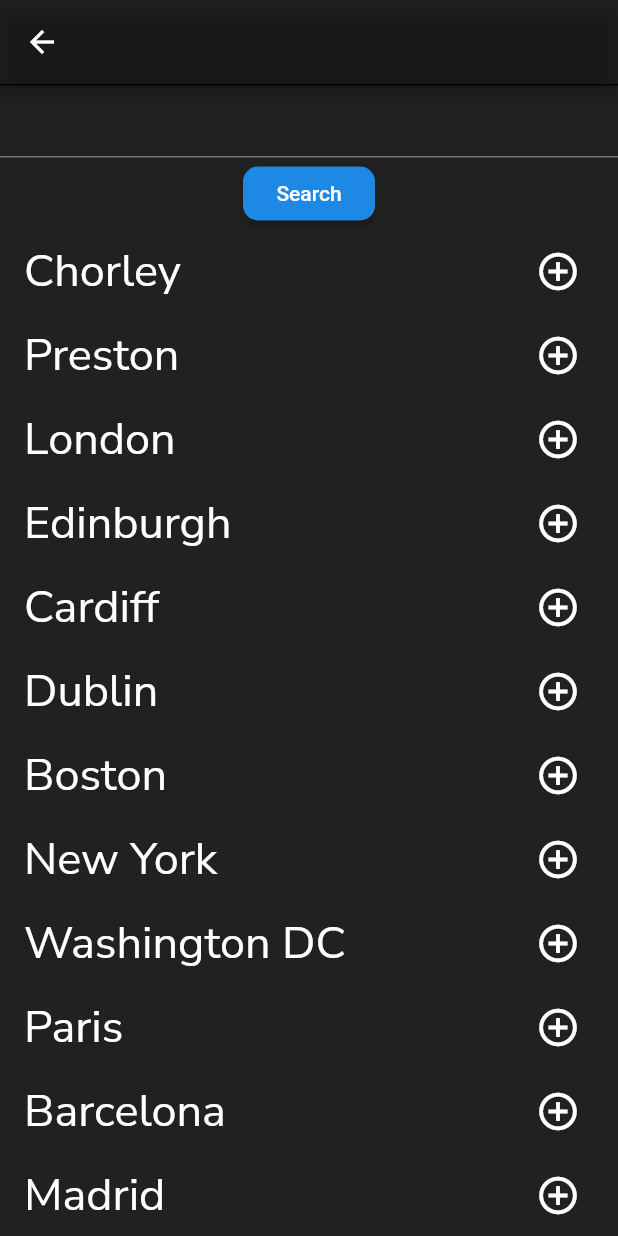
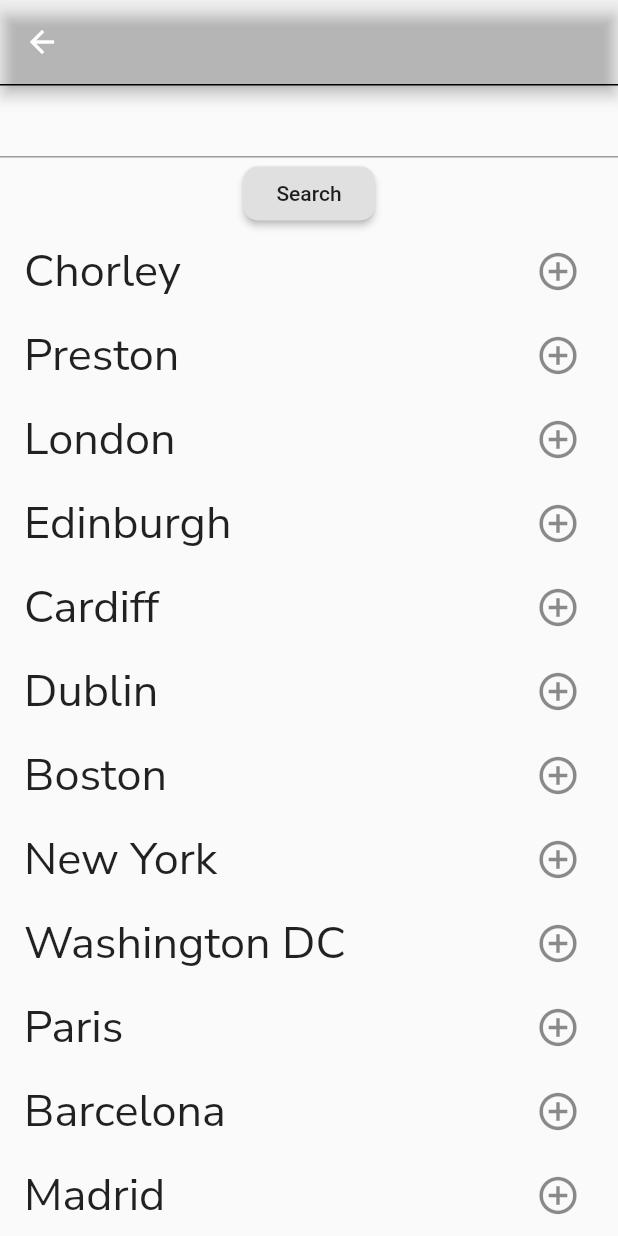
Before and after one commit to LCragg/WeatherApp_Assignment_CO2509, a Flutter app: the screen it shows after launch, after a tap on the "add location alt" icon, on a phone screen of 412 x 824 dp. Run offline on Flutter 3.47's test engine with Material 2 defaults, Android fonts, the light colour scheme and no system bars; our stand-ins replace google_fonts, shared_preferences; network calls fail; statements that could not run were skipped.

Commit message:
Addition of packages and theme mode

```diff
--- a/lib/main.dart
+++ b/lib/main.dart
@@ -1,24 +1,34 @@
 import 'package:flutter/material.dart';
 import 'package:provider/provider.dart';
 import 'package:flutterweatherui/theme_provider.dart';
+import 'package:shared_preferences/shared_preferences.dart';
 import 'Screens/Weather_app.dart';
-import 'package:get/get.dart';
 
-void main() => runApp(MyApp());
+Future<void> main() async {
+  SharedPreferences.getInstance().then((prefs) {
+    var isDarkMode = prefs.getBool("darktheme") ?? false;
+    return runApp(ChangeNotifierProvider<ThemeProvider>(
+      child: MyApp(),
+      create: (BuildContext context) =>
+          ThemeProvider(isDarkMode: true), //theme sets as dark mode.
+    ));
+  });
+}
 
 class MyApp extends StatelessWidget {
   @override
-  Widget build(BuildContext context) => ChangeNotifierProvider(
-        create: (context) => ThemeProvider(),
-        builder: (context, _) {
-          final themeProvider = Provider.of<ThemeProvider>(context);
-          return MaterialApp(
-            title: "Weather",
-            themeMode: themeProvider.themeMode,
-            theme: MyThemes.lightTheme,
-            darkTheme: MyThemes.darkTheme,
-            home: MainWeatherApp(currentcity: "Chorley"),
-          );
-        },
+  Widget build(BuildContext context) {
+    return Consumer<ThemeProvider>(builder: (context, themeProvider, child) {
+      return MaterialApp(
+        title: "Weather",
+        theme: themeProvider
+            .getTheme, //uses the theme provider to change the themes
+        home: MainWeatherApp(
+          //sets the weather app as the home page
+          currentcity: "Chorley",
+          TUnit: "Metric", //sets default location and temp for the app.
+        ),
       );
+    });
+  }
 }
```
